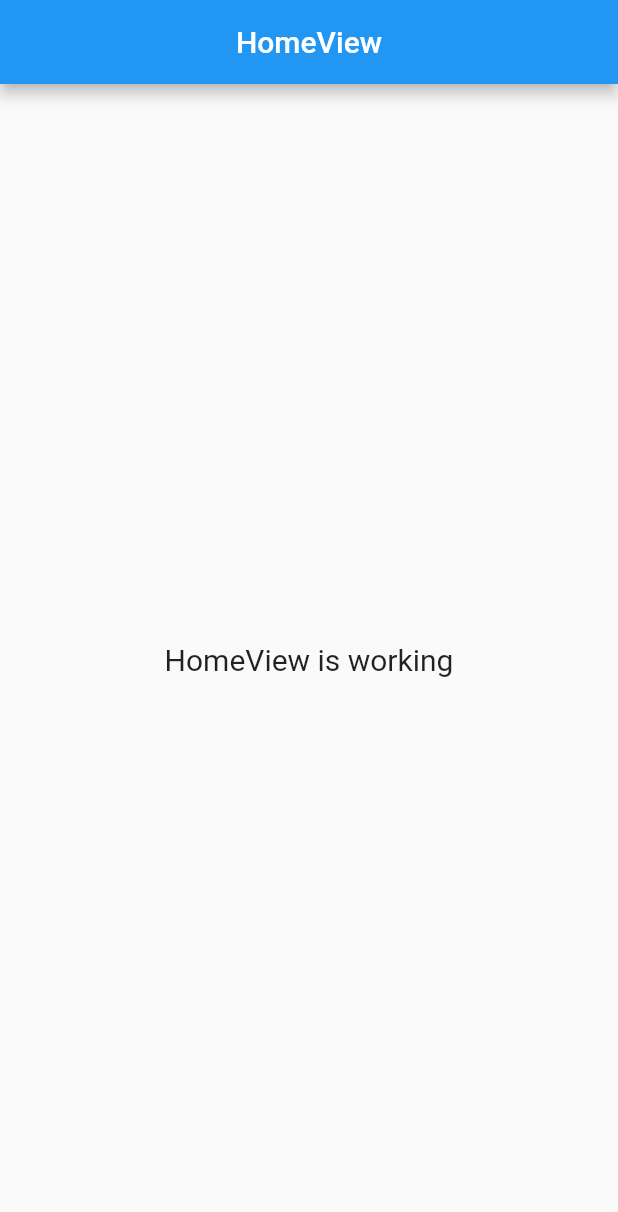
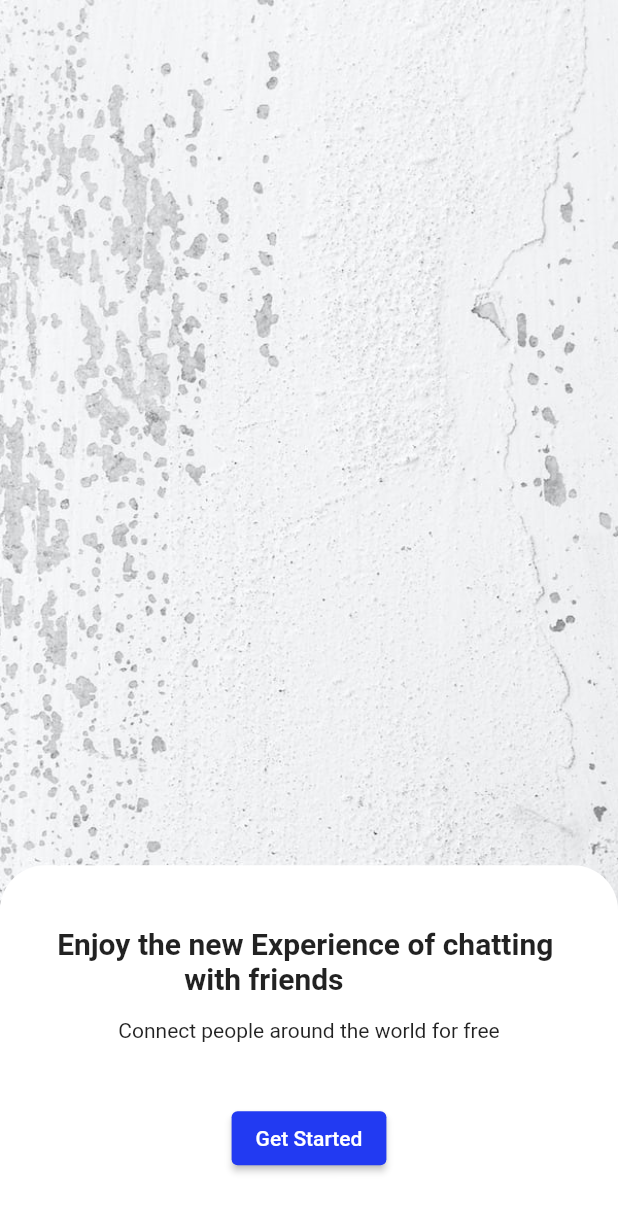
Before and after one commit to Simple-Genius/chat_app, a Flutter app: the screen it shows after launch, on a phone screen of 412 x 824 dp. Shown: the top 1212 px of the screen. Run offline on Flutter 3.47's test engine with Material 2 defaults, Android fonts, the phone set to English and light mode, and no system bars; our stand-ins replace get.

Commit message:
background image, loading page almost complete

```diff
--- a/lib/app/modules/home/views/home_view.dart
+++ b/lib/app/modules/home/views/home_view.dart
@@ -1,7 +1,5 @@
 import 'package:flutter/material.dart';
-
 import 'package:get/get.dart';
-
 import '../controllers/home_controller.dart';
 
 class HomeView extends GetView<HomeController> {
@@ -9,16 +7,45 @@ class HomeView extends GetView<HomeController> {
   @override
   Widget build(BuildContext context) {
     return Scaffold(
-      appBar: AppBar(
-        title: const Text('HomeView'),
-        centerTitle: true,
-      ),
-      body: const Center(
-        child: Text(
-          'HomeView is working',
-          style: TextStyle(fontSize: 20),
-        ),
-      ),
+      body: Container(
+          decoration: BoxDecoration(
+              image: DecorationImage(
+                  image: AssetImage("images/background.jpeg"),
+                  fit: BoxFit.cover)),
+          child: Align(
+            alignment: Alignment.bottomCenter,
+            child: Container(
+              height: Get.height * 0.3,
+              width: Get.width,
+              decoration: const BoxDecoration(
+                  color: Colors.white,
+                  borderRadius: BorderRadius.only(
+                      topLeft: Radius.circular(30),
+                      topRight: Radius.circular(30))),
+              child: Column(
+                mainAxisAlignment: MainAxisAlignment.center,
+                children: [
+                  Text(
+                    'Enjoy the new Experience of chatting \n                 with friends',
+                    style: TextStyle(fontSize: 20, fontWeight: FontWeight.bold),
+                  ),
+                  SizedBox(
+                    height: 15,
+                  ),
+                  Text('Connect people around the world for free'),
+                  SizedBox(
+                    height: 40,
+                  ),
+                  ElevatedButton(
+                    onPressed: () {},
+                    style: ElevatedButton.styleFrom(
+                        backgroundColor: Color(0xff223af2)),
+                    child: const Text('Get Started'),
+                  )
+                ],
+              ),
+            ),
+          )),
     );
   }
 }
--- a/pubspec.yaml
+++ b/pubspec.yaml
@@ -18,3 +18,5 @@ dev_dependencies:
 
 flutter:
   uses-material-design: true
+  assets:
+    - images/
```
Also changed, not shown: images/background.jpeg (added), pubspec.lock.
